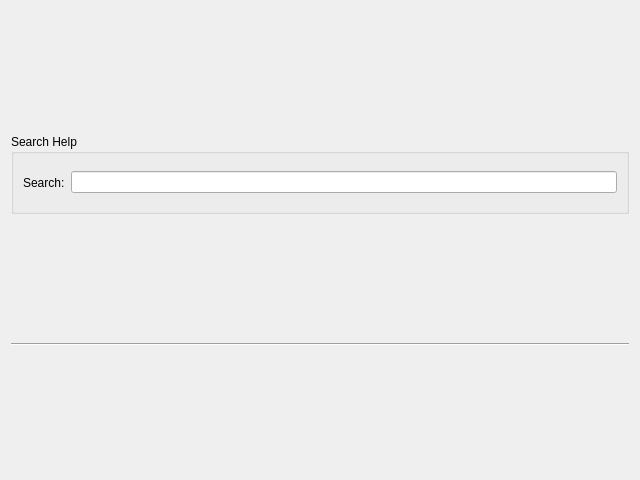
The window that GUI/ui/helpviewer.ui (fpoussin/MotoLink) describes before a commit, drawn with Qt 5.
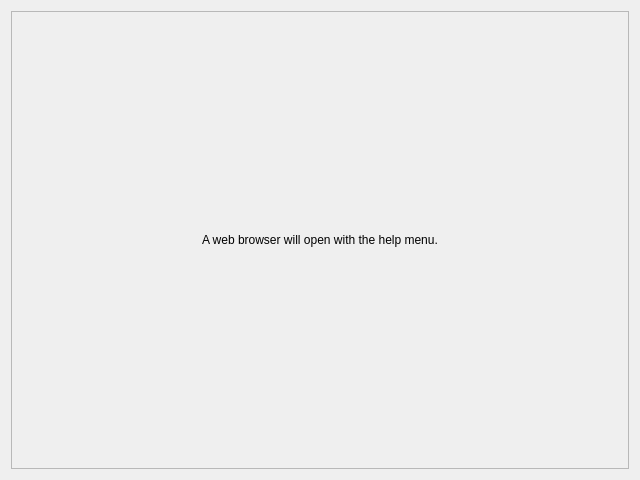
The same window after the commit.

Commit message: [GUI] Changed help system [Code] Adding frequency measurement.

```diff
--- a/GUI/ui/helpviewer.ui
+++ b/GUI/ui/helpviewer.ui
@@ -20,34 +20,47 @@
    <string>Help Viewer</string>
   </property>
   <layout class="QGridLayout" name="gridLayout">
-   <item row="1" column="0">
-    <widget class="Line" name="line">
-     <property name="orientation">
-      <enum>Qt::Horizontal</enum>
-     </property>
-    </widget>
-   </item>
    <item row="0" column="0">
-    <widget class="QGroupBox" name="groupBox">
-     <property name="maximumSize">
-      <size>
-       <width>16777215</width>
-       <height>80</height>
-      </size>
+    <widget class="QFrame" name="frame">
+     <property name="frameShape">
+      <enum>QFrame::StyledPanel</enum>
      </property>
-     <property name="title">
-      <string>Search Help</string>
+     <property name="frameShadow">
+      <enum>QFrame::Raised</enum>
      </property>
      <layout class="QHBoxLayout" name="horizontalLayout">
       <item>
-       <widget class="QLabel" name="ltSearch">
+       <spacer name="horizontalSpacer_2">
+        <property name="orientation">
+         <enum>Qt::Horizontal</enum>
+        </property>
+        <property name="sizeHint" stdset="0">
+         <size>
+          <width>40</width>
+          <height>20</height>
+         </size>
+        </property>
+       </spacer>
+      </item>
+      <item>
+       <widget class="QLabel" name="label">
         <property name="text">
-         <string>Search:</string>
+         <string>A web browser will open with the help menu.</string>
         </property>
        </widget>
       </item>
       <item>
-       <widget class="QLineEdit" name="leSearch"/>
+       <spacer name="horizontalSpacer">
+        <property name="orientation">
+         <enum>Qt::Horizontal</enum>
+        </property>
+        <property name="sizeHint" stdset="0">
+         <size>
+          <width>40</width>
+          <height>20</height>
+         </size>
+        </property>
+       </spacer>
       </item>
      </layout>
     </widget>
```
The commit also changes 19 other files.
